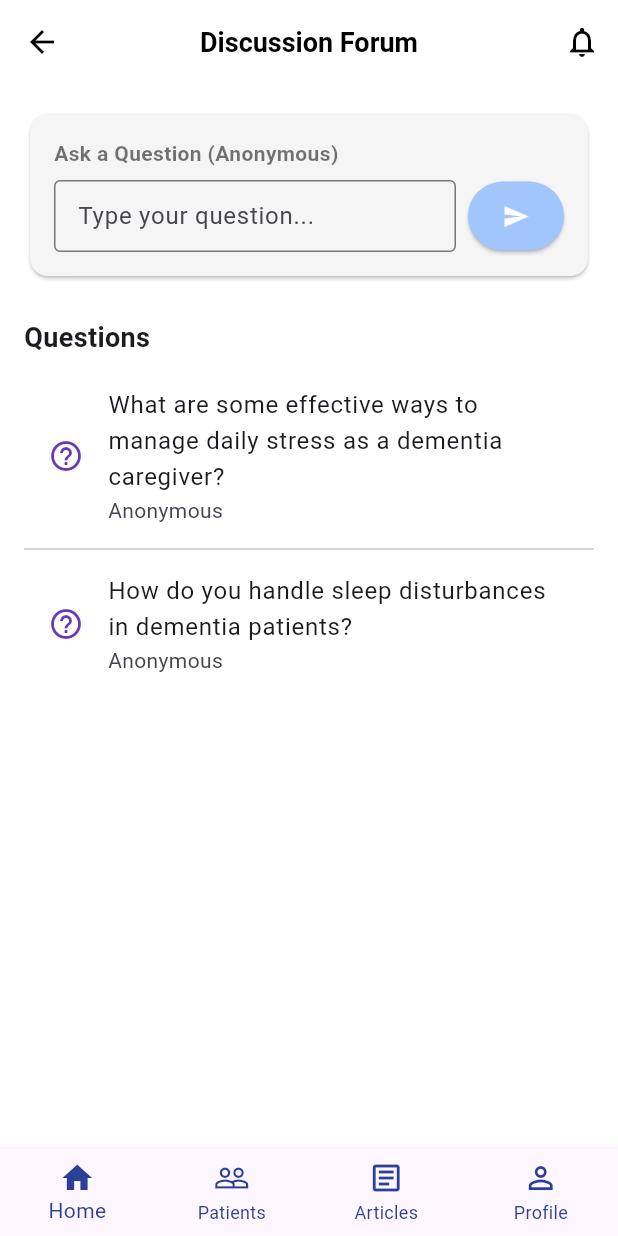
After one commit to thevindu02/Memora-Dimensia-Care, a Flutter app: the HomeScreen screen opened directly, after a tap on "Caregiver Forum", on a phone screen of 412 x 824 dp. The commit adds this screen. Run offline on Flutter 3.47's test engine with Material 3 defaults, Android fonts, the phone set to English and light mode, and no system bars; our stand-ins replace confetti, go_router, image_picker, shared_preferences; accounts and stored records are empty; network calls fail.

Commit message:
add caregiver discussion forum and settings

```diff
--- a/mobile_app/lib/routes/app_routes.dart
+++ b/mobile_app/lib/routes/app_routes.dart
@@ -57,6 +57,8 @@ class AppRoutes {
   static const String patientReport = '/caregiver/report';
   static const String completeRoutine = '/caregiver/complete';
   static const String careDetails = '/caregiver/careDetails';
+  static const String discussionForum = '/caregiver/forum';
+  static const String settings = '/caregiver/settings';
 
 
 
--- a/mobile_app/lib/screens/caregiver/caregiver_notification.dart
+++ b/mobile_app/lib/screens/caregiver/caregiver_notification.dart
@@ -306,7 +306,7 @@ class _NotificationScreenState extends State<CaregiverNotificationScreen>
                   child: Row(
                     mainAxisSize: MainAxisSize.min,
                     children: [
-                      const Text('New Requests'),
+                      const Text('Unread'),
                       const SizedBox(width: 6),
                       Container(
                         padding: const EdgeInsets.symmetric(horizontal: 6, vertical: 2),
@@ -326,7 +326,7 @@ class _NotificationScreenState extends State<CaregiverNotificationScreen>
                     ],
                   ),
                 ),
-                const Tab(text: 'Connected'),
+                const Tab(text: 'Read'),
               ],
             ),
           ),
--- a/mobile_app/lib/screens/caregiver/caregiver_routes.dart
+++ b/mobile_app/lib/screens/caregiver/caregiver_routes.dart
@@ -14,6 +14,8 @@ import 'schedule_report_screen.dart';
 import 'complete_routine_screen.dart';
 import 'care_details_screen.dart';
 import 'register_screen.dart';
+import 'discussion_forum_screen.dart';
+import 'settings_screen.dart';
 
 
 class CaregiverRoutes {
@@ -47,6 +49,10 @@ class CaregiverRoutes {
         return MaterialPageRoute(builder: (_) => ScheduleRoutineDialog());
       case AppRoutes.careDetails:
         return MaterialPageRoute(builder: (_) => CareDetailsScreen());
+      case AppRoutes.discussionForum:
+        return MaterialPageRoute(builder: (_) => DiscussionForumScreen());
+      case AppRoutes.settings:
+        return MaterialPageRoute(builder: (_) => SettingsScreen());
 
 
       default:
--- /dev/null
+++ b/mobile_app/lib/screens/caregiver/discussion_forum_screen.dart
@@ -0,0 +1,212 @@
+import 'package:flutter/material.dart';
+import '../../routes/app_routes.dart';
+
+class DiscussionForumScreen extends StatefulWidget {
+  const DiscussionForumScreen({Key? key}) : super(key: key);
+
+  @override
+  State<DiscussionForumScreen> createState() => _DiscussionForumScreenState();
+}
+
+class _DiscussionForumScreenState extends State<DiscussionForumScreen> {
+  final TextEditingController _questionController = TextEditingController();
+  final List<Map<String, dynamic>> _questions = [
+    {
+      'question': 'What are some effective ways to manage daily stress as a dementia caregiver?',
+      'answers': [
+        {'sender': 'Alice', 'answer': 'Try to keep a daily routine, it helps a lot.'},
+        {'sender': 'Bob', 'answer': 'Patience is key. Take breaks when needed.'},
+      ],
+    },
+    {
+      'question': 'How do you handle sleep disturbances in dementia patients?',
+      'answers': [
+        {'sender': 'Carol', 'answer': 'Keep a consistent bedtime and avoid caffeine.'},
+      ],
+    },
+  ];
+
+  @override
+  void dispose() {
+    _questionController.dispose();
+    super.dispose();
+  }
+
+  void _addQuestion() {
+    final text = _questionController.text.trim();
+    if (text.isNotEmpty) {
+      setState(() {
+        _questions.insert(0, {
+          'question': text,
+          'answers': [],
+        });
+        _questionController.clear();
+      });
+    }
+  }
+
+  void _showAnswers(BuildContext context, Map<String, dynamic> question) {
+    showModalBottomSheet(
+      context: context,
+      isScrollControlled: true,
+      shape: const RoundedRectangleBorder(
+        borderRadius: BorderRadius.vertical(top: Radius.circular(20)),
+      ),
+      builder: (context) {
+        final List answers = question['answers'] ?? [];
+        return Padding(
+          padding: const EdgeInsets.fromLTRB(16, 24, 16, 16),
+          child: Column(
+            mainAxisSize: MainAxisSize.min,
+            crossAxisAlignment: CrossAxisAlignment.start,
+            children: [
+              Text(
+                'Answers',
+                style: TextStyle(fontWeight: FontWeight.bold, fontSize: 18),
+              ),
+              const SizedBox(height: 12),
+              if (answers.isEmpty)
+                const Text('No answers yet.'),
+              for (final answer in answers)
+                ListTile(
+                  leading: const Icon(Icons.person, color: Colors.deepPurple),
+                  title: Text(answer['answer'] ?? ''),
+                  subtitle: Text('by ${answer['sender'] ?? 'Unknown'}'),
+                ),
+              const SizedBox(height: 8),
+            ],
+          ),
+        );
+      },
+    );
+  }
+
+  int _currentIndex = 0;
+
+  @override
+  Widget build(BuildContext context) {
+    return Scaffold(
+      backgroundColor: Colors.white,
+      appBar: AppBar(
+        backgroundColor: Colors.white,
+        elevation: 0,
+        leading: IconButton(
+          icon: Icon(Icons.arrow_back, color: Colors.black),
+          onPressed: () => Navigator.pop(context),
+        ),
+        title: const Text(
+          'Discussion Forum',
+          style: TextStyle(color: Colors.black, fontWeight: FontWeight.w600, fontSize: 18),
+        ),
+        centerTitle: true,
+        actions: [
+          IconButton(
+            icon: Icon(Icons.notifications_outlined, color: Colors.black),
+            onPressed: () {
+              Navigator.pushNamed(context, AppRoutes.caregiverNotification);
+            },
+          ),
+        ],
+      ),
+      body: Padding(
+        padding: const EdgeInsets.all(16.0),
+        child: Column(
+          crossAxisAlignment: CrossAxisAlignment.start,
+          children: [
+            Card(
+              color: Colors.grey[100],
+              shape: RoundedRectangleBorder(borderRadius: BorderRadius.circular(12)),
+              child: Padding(
+                padding: const EdgeInsets.all(16.0),
+                child: Column(
+                  crossAxisAlignment: CrossAxisAlignment.start,
+                  children: [
+                    const Text(
+                      'Ask a Question (Anonymous)',
+                      style: TextStyle(fontWeight: FontWeight.bold, color: Colors.black54),
+                    ),
+                    const SizedBox(height: 8),
+                    Row(
+                      children: [
+                        Expanded(
+                          child: TextField(
+                            controller: _questionController,
+                            decoration: const InputDecoration(
+                              hintText: 'Type your question...',
+                              border: OutlineInputBorder(),
+                              contentPadding: EdgeInsets.symmetric(horizontal: 12, vertical: 8),
+                            ),
+                          ),
+                        ),
+                        const SizedBox(width: 8),
+                        ElevatedButton(
+                          onPressed: _addQuestion,
+                          style: ElevatedButton.styleFrom(
+                            backgroundColor: Color(0xFFA0C6FD),
+                            padding: const EdgeInsets.symmetric(horizontal: 16, vertical: 14),
+                          ),
+                          child: const Icon(Icons.send, color: Colors.white),
+                        ),
+                      ],
+                    ),
+                  ],
+                ),
+              ),
+            ),
+            const SizedBox(height: 24),
+            const Text(
+              'Questions',
+              style: TextStyle(fontWeight: FontWeight.bold, fontSize: 18),
+            ),
+            const SizedBox(height: 12),
+            Expanded(
+              child: _questions.isEmpty
+                  ? const Center(child: Text('No questions yet.'))
+                  : ListView.separated(
+                      itemCount: _questions.length,
+                      separatorBuilder: (context, index) => const Divider(),
+                      itemBuilder: (context, index) {
+                        final question = _questions[index];
+                        return ListTile(
+                          leading: const Icon(Icons.help_outline, color: Colors.deepPurple),
+                          title: Text(question['question'] ?? ''),
+                          subtitle: Text('Anonymous'),
+                          onTap: () => _showAnswers(context, question),
+                        );
+                      },
+                    ),
+            ),
+          ],
+        ),
+      ),
+      bottomNavigationBar: BottomNavigationBar(
+        currentIndex: _currentIndex,
+        onTap: (index) {
+          if (index == 0) { // Patients tab
+            // Navigate to detailed patients screen
+            Navigator.pushNamed(context, AppRoutes.caregiverDashboard);
+          }else if(index==3){
+            Navigator.pushNamed(context, AppRoutes.caregiverProfile);
+          }
+          else if(index==2){
+            Navigator.pushNamed(context, AppRoutes.viewArticleList);
+          }
+          else {
+            setState(() {
+              _currentIndex = index;
+            });
+          }
+        },
+        type: BottomNavigationBarType.fixed,
+        selectedItemColor: Color(0xFF2B3F99),
+        unselectedItemColor: Color(0xFF2B3F99),
+        items: const [
+          BottomNavigationBarItem(icon: Icon(Icons.home), label: 'Home'),
+          BottomNavigationBarItem(icon: Icon(Icons.people_outline), label: 'Patients'),
+          BottomNavigationBarItem(icon: Icon(Icons.article_outlined), label: 'Articles'),
+          BottomNavigationBarItem(icon: Icon(Icons.person_outline), label: 'Profile'),
+        ],
+      ),
+    );
+  }
+}
--- a/mobile_app/lib/screens/caregiver/home_screen.dart
+++ b/mobile_app/lib/screens/caregiver/home_screen.dart
@@ -101,6 +101,15 @@ class HomeScreen extends StatelessWidget {
             _buildUrgentTasksSection(context),
             const SizedBox(height: 20),
             _buildGuardianRequestNotification(context),
+            const SizedBox(height: 20),
+            Text(
+              'Forum',
+              style: Theme.of(context).textTheme.titleLarge?.copyWith(
+                fontWeight: FontWeight.bold,
+              ),
+            ),
+            const SizedBox(height: 8),
+            _buildForumSection(context),
             const SizedBox(height: 20),
             _buildCaregiverTip(context),
             const SizedBox(height: 20),
@@ -286,6 +295,44 @@ class HomeScreen extends StatelessWidget {
     );
   }
 
+  Widget _buildForumSection(BuildContext context) {
+    return Card(
+      elevation: 3,
+      shape: RoundedRectangleBorder(
+        borderRadius: BorderRadius.circular(12),
+      ),
+      color: Colors.deepPurple[50],
+      child: ListTile(
+        leading: const Icon(Icons.forum, color: Colors.deepPurple),
+        title: const Text('Caregiver Forum'),
+        subtitle: const Text('Join discussions, ask questions, and connect with other caregivers.'),
+        trailing: const Icon(Icons.chevron_right),
+        onTap: () {
+          Navigator.pushNamed(context, AppRoutes.discussionForum); // Use volunteerForum route for now
+        },
+      ),
+    );
+  }
+
+  Widget _buildForumTopic(BuildContext context) {
+    return Card(
+      elevation: 2,
+      shape: RoundedRectangleBorder(
+        borderRadius: BorderRadius.circular(10),
+      ),
+      color: Colors.purple[100],
+      child: ListTile(
+        leading: const Icon(Icons.local_fire_department, color: Colors.deepPurple),
+        title: const Text('Trending Topic: Managing Caregiver Stress', style: TextStyle(fontWeight: FontWeight.bold)),
+        subtitle: const Text('Share your tips and experiences for handling stress as a caregiver.'),
+        onTap: () {
+          // Optionally, navigate to a specific topic or forum thread
+          Navigator.pushNamed(context, AppRoutes.volunteerForum);
+        },
+      ),
+    );
+  }
+
   Widget _buildEmergencyContacts(BuildContext context) {
     return Column(
       crossAxisAlignment: CrossAxisAlignment.start,
--- a/mobile_app/lib/services/api_constants.dart
+++ b/mobile_app/lib/services/api_constants.dart
@@ -1,3 +1,3 @@
 class ApiConstants {
-    static const String baseUrl = "http://10.22.160.21:8080";
+    static const String baseUrl = "http://192.168.8.166:8080";
 }
```
Also changed, not shown: mobile_app/lib/screens/caregiver/profile_edit_screen.dart (+19 -2 lines), mobile_app/lib/screens/caregiver/profile_view_screen.dart (+3 -28 lines), mobile_app/lib/screens/caregiver/settings_screen.dart (added, +162 -0 lines).
